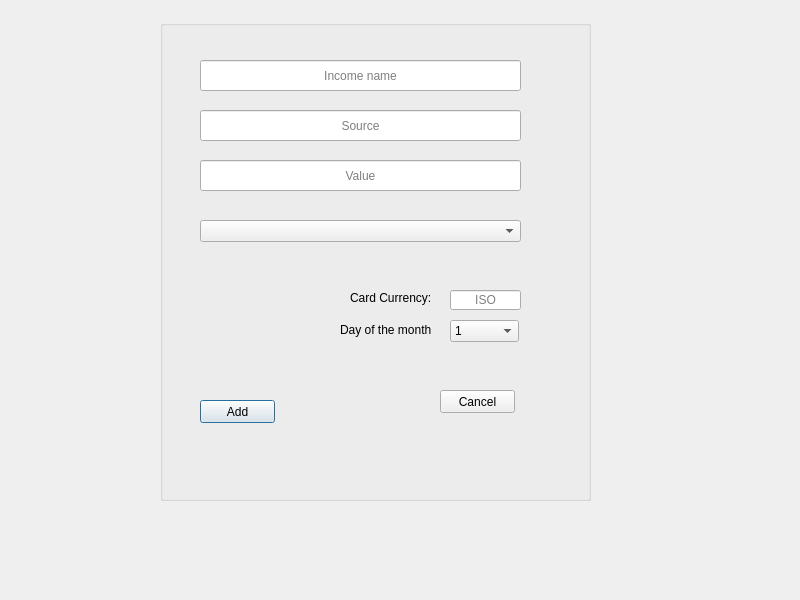
Before: the Qt Designer form 3_Solution/CleverClient/addincomedialog.ui in georgecpp/CleverPocket, drawn with Qt 5.
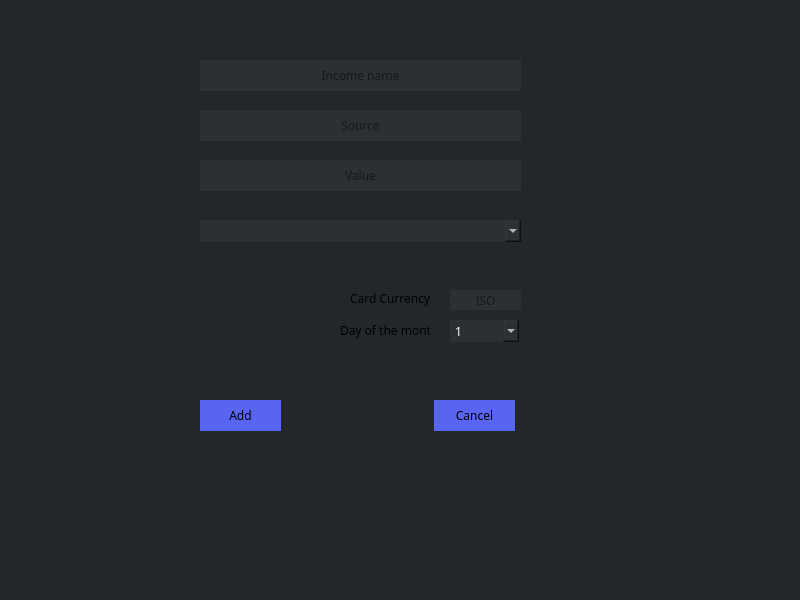
After: the same form once the commit is applied.

What changed in the file:
```diff
--- a/3_Solution/CleverClient/addincomedialog.ui
+++ b/3_Solution/CleverClient/addincomedialog.ui
@@ -13,6 +13,11 @@
     <property name="windowTitle">
       <string>AddIncomeDialog</string>
     </property>
+  <property name="styleSheet">
+   <string notr="true">background-color:rgb(35, 39, 42);
+
+</string>
+  </property>
     <widget class="QGroupBox" name="groupBox">
       <property name="geometry">
         <rect>
@@ -22,6 +27,11 @@
           <height>481</height>
         </rect>
       </property>
+   <property name="styleSheet">
+    <string notr="true">background-color:rgb(35, 39, 42);
+
+border:none;</string>
+   </property>
       <property name="title">
         <string/>
       </property>
@@ -34,6 +44,19 @@
             <height>31</height>
           </rect>
         </property>
+    <property name="font">
+     <font>
+      <family>Whitney</family>
+      <pointsize>9</pointsize>
+     </font>
+    </property>
+    <property name="styleSheet">
+     <string notr="true">QLineEdit[text]{
+color: white;}
+QLineEdit{
+background-color: rgb(44, 47, 51);
+border:none;}</string>
+    </property>
         <property name="alignment">
           <set>Qt::AlignCenter</set>
         </property>
@@ -50,6 +73,19 @@
             <height>31</height>
           </rect>
         </property>
+    <property name="font">
+     <font>
+      <family>Whitney</family>
+      <pointsize>9</pointsize>
+     </font>
+    </property>
+    <property name="styleSheet">
+     <string notr="true">QLineEdit[text]{
+color: white;}
+QLineEdit{
+background-color: rgb(44, 47, 51);
+border:none;}</string>
+    </property>
         <property name="alignment">
           <set>Qt::AlignCenter</set>
         </property>
@@ -66,6 +102,40 @@
             <height>22</height>
           </rect>
         </property>
+    <property name="font">
+     <font>
+      <family>Whitney</family>
+      <pointsize>9</pointsize>
+     </font>
+    </property>
+    <property name="styleSheet">
+     <string notr="true">QComboBox
+{
+color:white;
+background-color: rgb(44, 47, 51);
+}
+
+QComboBox QAbstractItemView {
+   color:white;
+    selection-background-color:rgb(88, 101, 242);
+	backgroud-color:rgb(44, 47, 51);
+	
+}
+
+QComboBox QScrollBar
+{
+background: #5865F2
+}
+
+QComboBox QAbstractItemView QScrollBar
+{
+background: #5865F2
+}
+
+
+
+</string>
+    </property>
       </widget>
       <widget class="QComboBox" name="dayOfMonthComboBox">
         <property name="geometry">
@@ -76,6 +146,40 @@
             <height>22</height>
           </rect>
         </property>
+    <property name="font">
+     <font>
+      <family>Whitney</family>
+      <pointsize>9</pointsize>
+     </font>
+    </property>
+    <property name="styleSheet">
+     <string notr="true">QComboBox
+{
+color:white;
+background-color: rgb(44, 47, 51);
+}
+
+QComboBox QAbstractItemView {
+   color:white;
+    selection-background-color:rgb(88, 101, 242);
+	backgroud-color:rgb(44, 47, 51);
+	
+}
+
+QComboBox QScrollBar
+{
+background: #5865F2
+}
+
+QComboBox QAbstractItemView QScrollBar
+{
+background: #5865F2
+}
+
+
+
+</string>
+    </property>
         <item>
           <property name="text">
             <string>1</string>
@@ -226,6 +330,19 @@
             <height>20</height>
           </rect>
         </property>
+    <property name="font">
+     <font>
+      <family>Whitney</family>
+      <pointsize>9</pointsize>
+     </font>
+    </property>
+    <property name="styleSheet">
+     <string notr="true">QLabel[text]{
+color: white;}
+QLabel{
+background-color:rgb(35, 39, 42);
+border:none;}</string>
+    </property>
         <property name="text">
           <string>Day of the month:</string>
         </property>
@@ -235,10 +352,32 @@
           <rect>
             <x>40</x>
             <y>380</y>
-            <width>75</width>
-            <height>23</height>
-          </rect>
-        </property>
+      <width>81</width>
+      <height>31</height>
+     </rect>
+    </property>
+    <property name="font">
+     <font>
+      <family>Whitney</family>
+      <pointsize>9</pointsize>
+     </font>
+    </property>
+    <property name="styleSheet">
+     <string notr="true">
+QPushButton {
+     background-color: rgb(88, 101, 242);
+ }
+ QPushButton#pushButton:pressed {
+   	background-color: rgb(88, 157, 242); 
+ }
+ QPushButton#pushButton:hover {
+     
+	background-color: rgb(88, 157, 242);
+ }
+ QPushButton[text] {
+    color:white;
+ }</string>
+    </property>
         <property name="text">
           <string>Add</string>
         </property>
@@ -246,12 +385,34 @@
       <widget class="QPushButton" name="cancelAddIncomePushButton">
         <property name="geometry">
           <rect>
-            <x>280</x>
-            <y>370</y>
-            <width>75</width>
-            <height>23</height>
-          </rect>
-        </property>
+      <x>274</x>
+      <y>380</y>
+      <width>81</width>
+      <height>31</height>
+     </rect>
+    </property>
+    <property name="font">
+     <font>
+      <family>Whitney</family>
+      <pointsize>9</pointsize>
+     </font>
+    </property>
+    <property name="styleSheet">
+     <string notr="true">
+QPushButton {
+     background-color: rgb(88, 101, 242);
+ }
+ QPushButton#pushButton:pressed {
+   	background-color: rgb(88, 157, 242); 
+ }
+ QPushButton#pushButton:hover {
+     
+	background-color: rgb(88, 157, 242);
+ }
+ QPushButton[text] {
+    color:white;
+ }</string>
+    </property>
         <property name="text">
           <string>Cancel</string>
         </property>
@@ -265,6 +426,19 @@
             <height>16</height>
           </rect>
         </property>
+    <property name="font">
+     <font>
+      <family>Whitney</family>
+      <pointsize>9</pointsize>
+     </font>
+    </property>
+    <property name="styleSheet">
+     <string notr="true">QLabel[text]{
+color: white;}
+QLabel{
+background-color:rgb(35, 39, 42);
+border:none;}</string>
+    </property>
         <property name="text">
           <string>Card Currency:</string>
         </property>
@@ -278,6 +452,19 @@
             <height>20</height>
           </rect>
         </property>
+    <property name="font">
+     <font>
+      <family>Whitney</family>
+      <pointsize>9</pointsize>
+     </font>
+    </property>
+    <property name="styleSheet">
+     <string notr="true">QLineEdit[text]{
+color: white;}
+QLineEdit{
+background-color: rgb(44, 47, 51);
+border:none;}</string>
+    </property>
         <property name="alignment">
           <set>Qt::AlignCenter</set>
         </property>
@@ -294,6 +481,19 @@
             <height>31</height>
           </rect>
         </property>
+    <property name="font">
+     <font>
+      <family>Whitney</family>
+      <pointsize>9</pointsize>
+     </font>
+    </property>
+    <property name="styleSheet">
+     <string notr="true">QLineEdit[text]{
+color: white;}
+QLineEdit{
+background-color: rgb(44, 47, 51);
+border:none;}</string>
+    </property>
         <property name="alignment">
           <set>Qt::AlignCenter</set>
         </property>
```
Left out of the diff: 2 changed lines with no effect on the pictures. Lines whose indentation alone changed are shown as unchanged.
